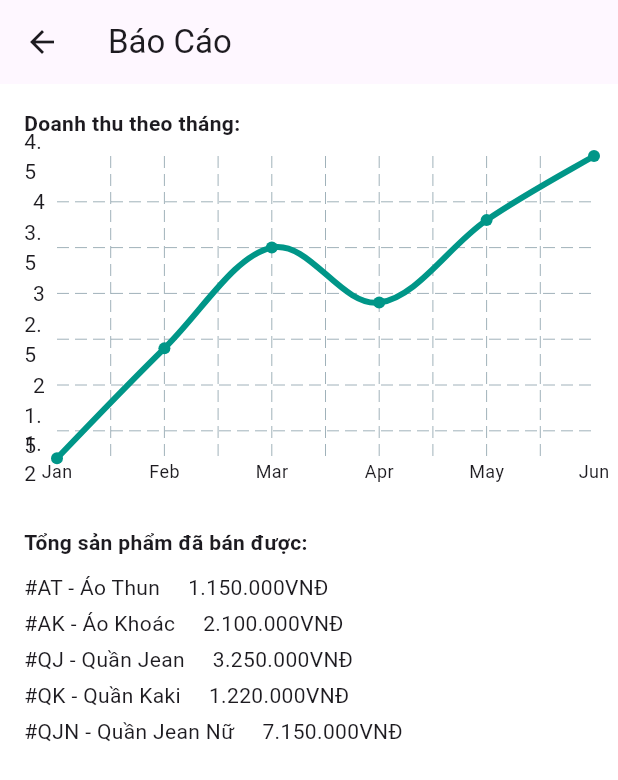
After one commit to trongphuccute/AppQuanLyKhoHangXNK, a Flutter app: the ReportScreen screen opened directly, on a phone screen of 412 x 824 dp. The commit adds this screen. Shown: the top 780 px of the screen. Run offline on Flutter 3.47's test engine with Material 3 defaults, Android fonts, the phone set to English and light mode, and no system bars; drawn by our look-alikes of fl_chart; our stand-ins replace firebase_auth, firebase_core; accounts and stored records are empty.

Commit message:
code mới lần ba

```diff
--- /dev/null
+++ b/lib/Features/Reports/reports_screen.dart
@@ -0,0 +1,86 @@
+import 'package:flutter/material.dart';
+import 'package:fl_chart/fl_chart.dart';
+
+class ReportScreen extends StatelessWidget {
+  const ReportScreen({super.key});
+
+  @override
+  Widget build(BuildContext context) {
+    final revenueData = {
+      'Jan': 1.2,
+      'Feb': 2.4,
+      'Mar': 3.5,
+      'Apr': 2.9,
+      'May': 3.8,
+      'Jun': 4.5,
+    };
+
+    final productSales = [
+      {'code': '#AT', 'name': 'Áo Thun', 'total': '1.150.000VNĐ'},
+      {'code': '#AK', 'name': 'Áo Khoác', 'total': '2.100.000VNĐ'},
+      {'code': '#QJ', 'name': 'Quần Jean', 'total': '3.250.000VNĐ'},
+      {'code': '#QK', 'name': 'Quần Kaki', 'total': '1.220.000VNĐ'},
+      {'code': '#QJN', 'name': 'Quần Jean Nữ', 'total': '7.150.000VNĐ'},
+    ];
+
+    return Scaffold(
+      appBar: AppBar(title: const Text('Báo Cáo')),
+      body: Padding(
+        padding: const EdgeInsets.all(16),
+        child: Column(
+          crossAxisAlignment: CrossAxisAlignment.start,
+          children: [
+            const Text('Doanh thu theo tháng:', style: TextStyle(fontWeight: FontWeight.bold)),
+            const SizedBox(height: 12),
+            AspectRatio(
+              aspectRatio: 1.7,
+              child: LineChart(
+                LineChartData(
+                  borderData: FlBorderData(show: false),
+                  lineBarsData: [
+                    LineChartBarData(
+                      isCurved: true,
+                      color: Colors.teal,
+                      spots: revenueData.entries
+                          .toList()
+                          .asMap()
+                          .entries
+                          .map((e) => FlSpot(e.key.toDouble(), e.value.value))
+                          .toList(),
+                      barWidth: 4,
+                    ),
+                  ],
+                  titlesData: FlTitlesData(
+                    bottomTitles: AxisTitles(
+                      sideTitles: SideTitles(
+                        showTitles: true,
+                        interval: 1,
+                        getTitlesWidget: (value, _) {
+                          final index = value.toInt();
+                          if (index < revenueData.keys.length) {
+                            return Text(revenueData.keys.elementAt(index), style: const TextStyle(fontSize: 12));
+                          }
+                          return const Text('');
+                        },
+                      ),
+                    ),
+                    leftTitles: AxisTitles(sideTitles: SideTitles(showTitles: true)),
+                    topTitles: AxisTitles(sideTitles: SideTitles(showTitles: false)),
+                    rightTitles: AxisTitles(sideTitles: SideTitles(showTitles: false)),
+                  ),
+                ),
+              ),
+            ),
+            const SizedBox(height: 24),
+            const Text('Tổng sản phẩm đã bán được:', style: TextStyle(fontWeight: FontWeight.bold)),
+            const SizedBox(height: 8),
+            ...productSales.map((item) => Padding(
+                  padding: const EdgeInsets.symmetric(vertical: 2),
+                  child: Text('${item['code']} - ${item['name']}     ${item['total']}'),
+                )),
+          ],
+        ),
+      ),
+    );
+  }
+}
--- /dev/null
+++ b/lib/Features/Reports/reports_service.dart
@@ -0,0 +1,24 @@
+class ReportService {
+  // Giả lập dữ liệu doanh thu theo tháng (có thể dùng cho biểu đồ cột)
+  static Future<Map<String, double>> fetchMonthlyRevenue() async {
+    await Future.delayed(const Duration(seconds: 1)); // Giả lập delay mạng
+    return {
+      'Jan': 1.2,
+      'Feb': 2.4,
+      'Mar': 3.5,
+      'Apr': 2.9,
+      'May': 3.8,
+      'Jun': 4.5,
+    };
+  }
+
+  // Giả lập dữ liệu doanh số sản phẩm
+  static Future<List<Map<String, String>>> fetchProductSales() async {
+    await Future.delayed(const Duration(milliseconds: 800));
+    return [
+      {'code': '#AT', 'name': 'Áo Thun', 'total': '1.150.000VNĐ'},
+      {'code': '#AK', 'name': 'Áo Khoác', 'total': '2.100.000VNĐ'},
+      {'code': '#QJ', 'name': 'Quần Jean', 'total': '3.250.000VNĐ'},
+    ];
+  }
+}
--- a/pubspec.yaml
+++ b/pubspec.yaml
@@ -34,6 +34,7 @@ dependencies:
   firebase_core: ^3.14.0
   cloud_firestore: ^5.6.9
   firebase_auth: ^5.6.0
+  fl_chart: ^0.63.0
 
 dev_dependencies:
   flutter_test:
@@ -54,6 +55,9 @@ flutter:
   assets:
     - assets/logo.png
     - assets/background.png
+    - assets/ao_thun.png
+    - assets/quan_jean.png
+    - assets/ao_khoac.png
 
   # The following line ensures that the Material Icons font is
   # included with your application, so that you can use the icons in
```
Also changed, not shown: lib/Features/Products/product_model.dart (+4 -25 lines), lib/Features/Products/product_service.dart (+22 -23 lines), lib/Features/Products/products_screen.dart (+67 -87 lines), lib/Features/Reports/reports_chart.dart (added, +48 -0 lines), lib/home_screen.dart (+87 -6 lines), assets/ao_khoac.png (added), assets/ao_thun.png (added), assets/quan_jean.png (added), pubspec.lock.
